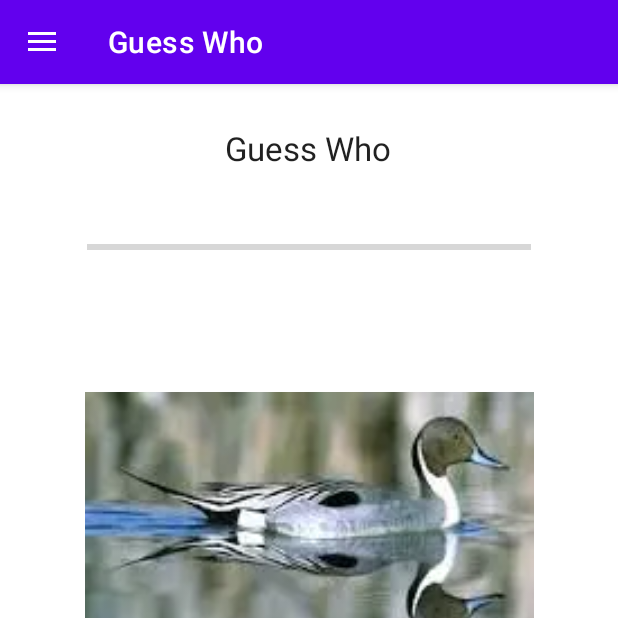
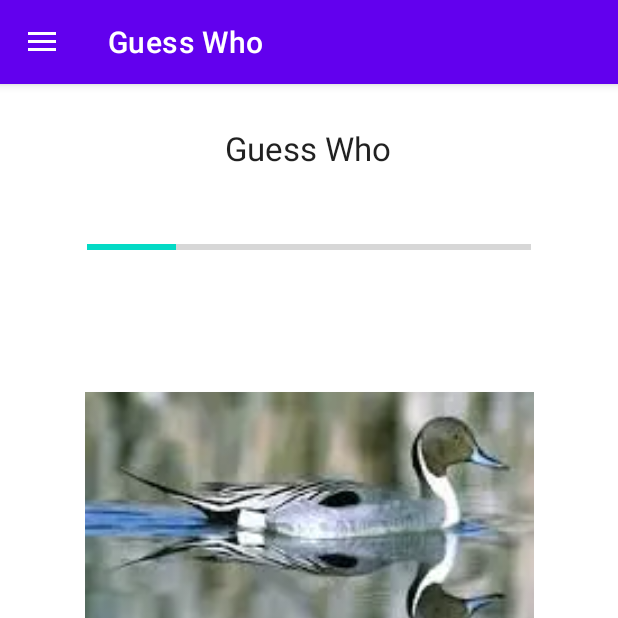
Before and after one commit to PerspectivCollection/Nest, an Android app: the screen it shows after launch (MainActivity), after a tap on "DUCK", on a phone screen of 412 x 824 dp, the top half of it. Run offline under Robolectric (Android 15) with nearby library versions, the phone set to English and light mode, and no system bars; our stand-ins replace navigation-ui.

Commit message:
fix: guess who progresbar

```diff
--- a/app/src/main/java/com/example/nest/navigationdraw/GuesswhoFragment.kt
+++ b/app/src/main/java/com/example/nest/navigationdraw/GuesswhoFragment.kt
@@ -66,7 +66,7 @@ class GuesswhoFragment : Fragment() {
 
         val Button2 = View.findViewById<Button>(R.id.btnOption2id)
 
-        var process = View.findViewById<ProgressBar>(R.id.progressBar2)
+        var process = View.findViewById<ProgressBar>(R.id.progressBar)
 
 //todo leg til i fact fragment
 //        var TextNamBird = View.findViewById<TextView>(R.id.GetNamBirdId)
--- a/app/src/main/res/layout/fragment_guesswho.xml
+++ b/app/src/main/res/layout/fragment_guesswho.xml
@@ -63,5 +63,7 @@
         app:layout_constraintBottom_toTopOf="@+id/imagegoosId"
         app:layout_constraintEnd_toEndOf="parent"
         app:layout_constraintStart_toStartOf="parent"
-        app:layout_constraintTop_toBottomOf="@+id/textView" />
+        app:layout_constraintTop_toBottomOf="@+id/textView"
+        android:progress="0"/>
+
 </androidx.constraintlayout.widget.ConstraintLayout>
--- a/app/src/main/res/navigation/nav_namequizz.xml
+++ b/app/src/main/res/navigation/nav_namequizz.xml
@@ -3,5 +3,5 @@
     xmlns:app="http://schemas.android.com/apk/res-auto"
     android:id="@+id/nav_namequizz">
 
-    <include app:graph="@navigation/nav_navigation" />
+<!--    <include app:graph="@navigation/nav_navigation" />-->
 </navigation>
```
